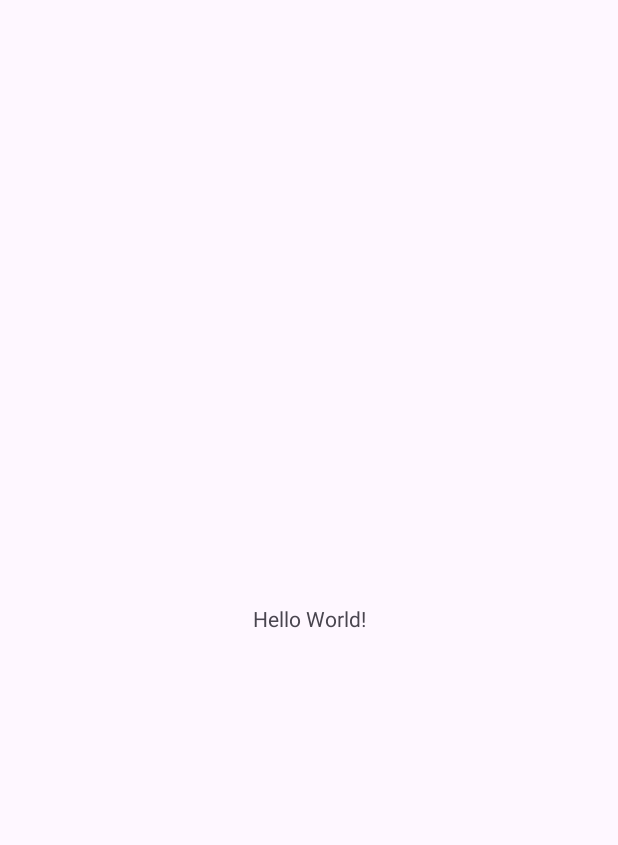
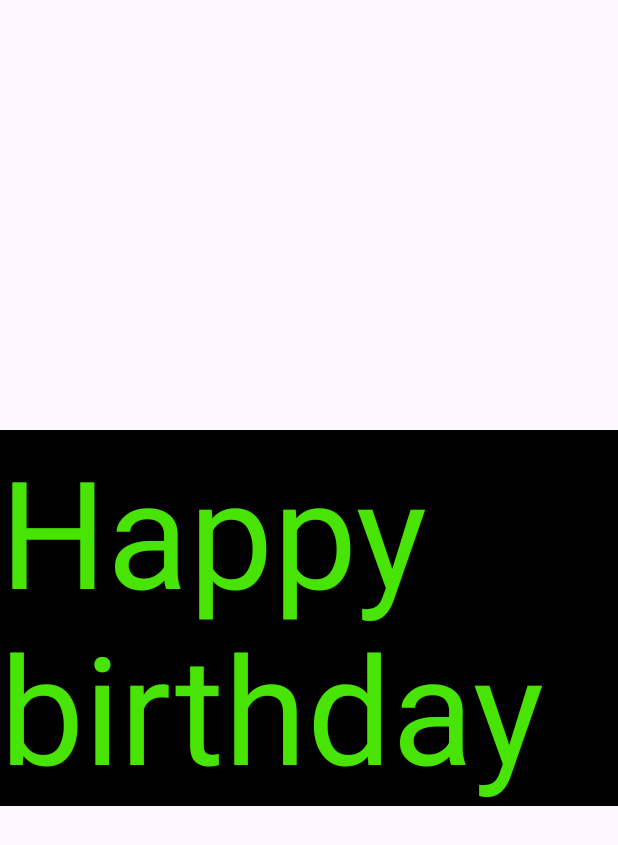
Before and after one commit to avelon1A/happy_birthday, an Android app: the screen it shows after launch (MainActivity), on a phone screen of 412 x 824 dp. Before the commit the part shown is almost empty. Shown: the top 845 px of the screen. Run offline under Robolectric (Android 15) with nearby library versions, the phone set to English and light mode, and no system bars.

Commit message:
updated the colour of text

```diff
--- a/app/src/main/res/layout/activity_main.xml
+++ b/app/src/main/res/layout/activity_main.xml
@@ -9,7 +9,10 @@
     <TextView
         android:layout_width="wrap_content"
         android:layout_height="wrap_content"
-        android:text="Hello World!"
+        android:text="Happy birthday"
+        android:textColor="@color/green"
+        android:textSize="100dp"
+        android:background="@color/black"
         app:layout_constraintBottom_toBottomOf="parent"
         app:layout_constraintEnd_toEndOf="parent"
         app:layout_constraintStart_toStartOf="parent"
--- a/app/src/main/res/values/colors.xml
+++ b/app/src/main/res/values/colors.xml
@@ -2,4 +2,6 @@
 <resources>
     <color name="black">#FF000000</color>
     <color name="white">#FFFFFFFF</color>
+    <color name="red">#EF0B0B</color>
+    <color name="green">#47E405</color>
 </resources>
```
